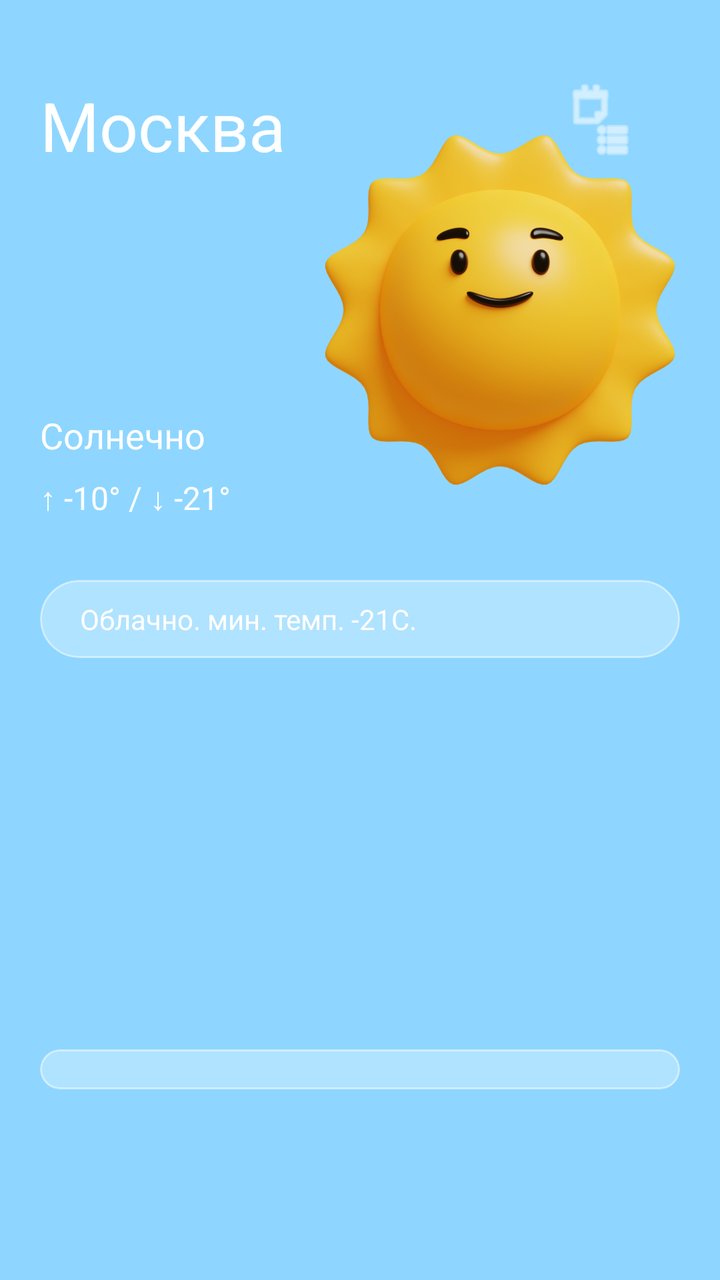
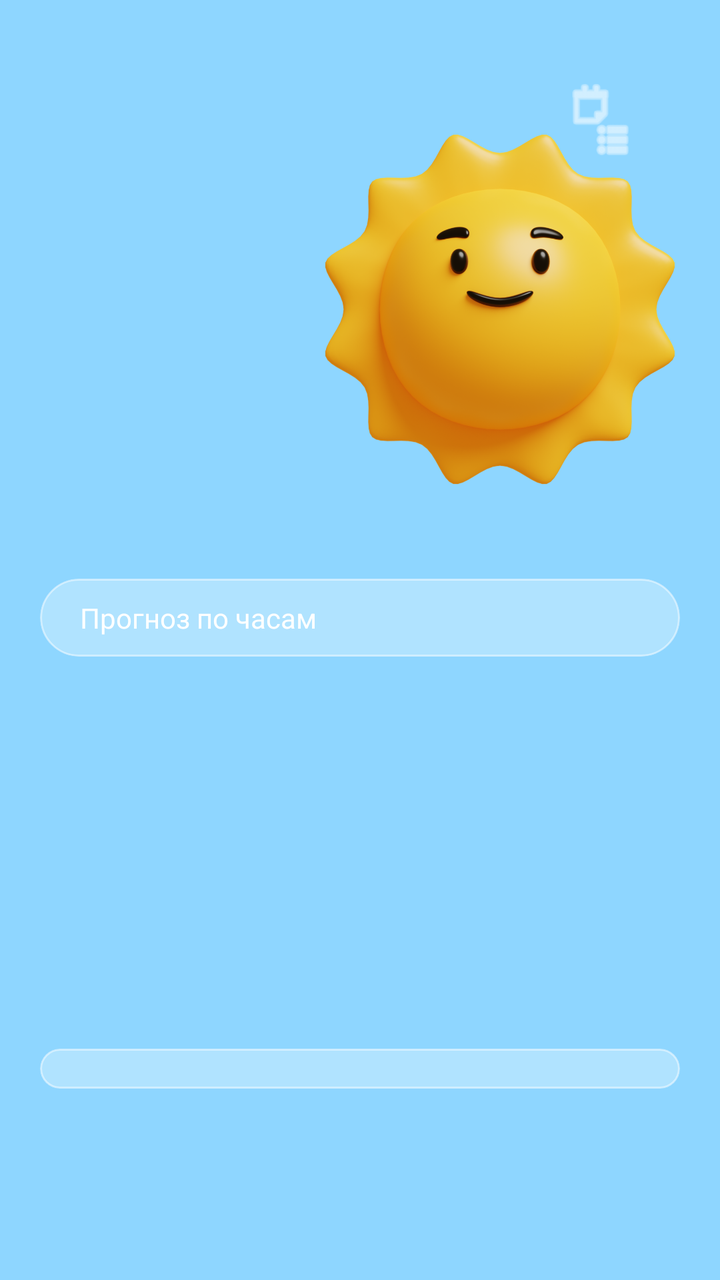

An Android layout rendered at two revisions. The XML below is the earlier revision; the diff shows what the commit changed to produce the second picture.
<!-- AndroidManifest.xml: application theme Theme.AppCompat.Light.NoActionBar -->
<!-- res/layout/activity_home.xml -->
<?xml version="1.0" encoding="utf-8"?>
<ScrollView xmlns:android="http://schemas.android.com/apk/res/android"
    xmlns:app="http://schemas.android.com/apk/res-auto"
    xmlns:tools="http://schemas.android.com/tools"
    android:id="@+id/mainScrollView"
    android:layout_width="match_parent"
    android:layout_height="match_parent"
    android:background="@color/day_bg"
    android:fillViewport="true"
    tools:context=".ui.HomeActivity">

    <androidx.constraintlayout.widget.ConstraintLayout
        android:layout_width="match_parent"
        android:layout_height="wrap_content"
        android:padding="20dp">
        <ImageView
            android:id="@+id/btnCityList"
            android:layout_width="40dp"
            android:layout_height="40dp"
            android:src="@android:drawable/ic_menu_agenda"
            android:layout_marginTop="20dp"
            android:layout_marginEnd="20dp"
            app:layout_constraintTop_toTopOf="parent"
            app:layout_constraintEnd_toEndOf="parent"
            app:tint="#FFFFFF" />
        <TextView
            android:id="@+id/tvCity"
            android:layout_width="wrap_content"
            android:layout_height="wrap_content"
            android:text="Москва"
            android:textColor="#FFFFFF"
            android:textSize="34sp"
            android:layout_marginTop="20dp"
            app:layout_constraintStart_toStartOf="parent"
            app:layout_constraintTop_toTopOf="parent" />

        <TextView
            android:id="@+id/tvMainTemp"
            android:layout_width="wrap_content"
            android:layout_height="wrap_content"
            android:text=" "
            android:textColor="#FFFFFF"
            android:textSize="90sp"
            android:textStyle="bold"
            app:layout_constraintStart_toStartOf="parent"
            app:layout_constraintTop_toBottomOf="@id/tvCity" />

        <TextView
            android:id="@+id/tvStatus"
            android:layout_width="wrap_content"
            android:layout_height="wrap_content"
            android:text="Солнечно"
            android:textColor="#FFFFFF"
            android:textSize="18sp"
            app:layout_constraintStart_toStartOf="parent"
            app:layout_constraintTop_toBottomOf="@id/tvMainTemp" />

        <TextView
            android:id="@+id/tvRange"
            android:layout_width="wrap_content"
            android:layout_height="wrap_content"
            android:layout_marginTop="8dp"
            android:text="↑ -10° / ↓ -21°"
            android:textColor="#FFFFFF"
            android:textSize="16sp"
            app:layout_constraintStart_toStartOf="parent"
            app:layout_constraintTop_toBottomOf="@id/tvStatus" />

        <ImageView
            android:id="@+id/imgWeatherMain"
            android:layout_width="180dp"
            android:layout_height="180dp"
            android:src="@drawable/ic_sun"
            app:layout_constraintEnd_toEndOf="parent"
            app:layout_constraintTop_toTopOf="parent"
            app:layout_constraintBottom_toTopOf="@id/cardHourly"/>

        <androidx.cardview.widget.CardView
            android:id="@+id/cardHourly"
            android:layout_width="match_parent"
            android:layout_height="wrap_content"
            android:layout_marginTop="30dp"
            app:cardBackgroundColor="@android:color/transparent"
            app:cardCornerRadius="25dp"
            app:cardElevation="0dp"
            app:layout_constraintTop_toBottomOf="@id/tvRange">

            <LinearLayout
                android:layout_width="match_parent"
                android:layout_height="wrap_content"
                android:background="@drawable/glass_background"
                android:orientation="vertical"
                android:padding="10dp">

                <TextView
                    android:layout_width="wrap_content"
                    android:layout_height="wrap_content"
                    android:text="Облачно. мин. темп. -21С."
                    android:textColor="#FFFFFF"
                    android:paddingStart="10dp"
                    android:textSize="14sp"/>

                <androidx.recyclerview.widget.RecyclerView
                    android:id="@+id/rvHourly"
                    android:layout_width="match_parent"
                    android:layout_height="wrap_content"
                    android:orientation="horizontal" />
            </LinearLayout>
        </androidx.cardview.widget.CardView>
        <androidx.viewpager2.widget.ViewPager2
            android:id="@+id/viewPagerInfo"
            android:layout_width="match_parent"
            android:layout_height="110dp"
            android:layout_marginTop="15dp"
            app:layout_constraintTop_toBottomOf="@id/cardHourly" />

        <androidx.cardview.widget.CardView
            android:id="@+id/cardDaily"
            android:layout_width="match_parent"
            android:layout_height="wrap_content"
            android:layout_marginTop="15dp"
            android:layout_marginBottom="20dp"
            app:cardBackgroundColor="@android:color/transparent"
            app:cardCornerRadius="25dp"
            app:cardElevation="0dp"
            app:layout_constraintTop_toBottomOf="@id/viewPagerInfo"
            app:layout_constraintBottom_toBottomOf="parent">

            <LinearLayout
                android:layout_width="match_parent"
                android:layout_height="wrap_content"
                android:background="@drawable/glass_background"
                android:padding="10dp">

                <androidx.recyclerview.widget.RecyclerView
                    android:id="@+id/rvDaily"
                    android:layout_width="match_parent"
                    android:layout_height="wrap_content"
                    android:nestedScrollingEnabled="false" />
            </LinearLayout>
        </androidx.cardview.widget.CardView>

    </androidx.constraintlayout.widget.ConstraintLayout>
</ScrollView>
<!-- resources referenced by this layout -->
<resources>
  <color name="day_bg">#8ED6FF</color>
  <!-- drawable glass_background (drawable) -->
  <?xml version="1.0" encoding="utf-8"?>
  <shape xmlns:android="http://schemas.android.com/apk/res/android">
      <solid android:color="#4DFFFFFF" />
      <stroke
          android:width="1dp"
          android:color="#80FFFFFF" />
  
      <corners android:radius="25dp" />
  </shape>
  <!-- drawable ic_sun: webp bitmap (drawable, 242126 bytes) -->
</resources>

<!-- the commit's change to res/layout/activity_home.xml (unified diff, before → after) -->
@@ -27,7 +27,7 @@
             android:id="@+id/tvCity"
             android:layout_width="wrap_content"
             android:layout_height="wrap_content"
-            android:text="Москва"
+            android:text=""
             android:textColor="#FFFFFF"
             android:textSize="34sp"
             android:layout_marginTop="20dp"
@@ -49,7 +49,7 @@
             android:id="@+id/tvStatus"
             android:layout_width="wrap_content"
             android:layout_height="wrap_content"
-            android:text="Солнечно"
+            android:text=""
             android:textColor="#FFFFFF"
             android:textSize="18sp"
             app:layout_constraintStart_toStartOf="parent"
@@ -60,7 +60,7 @@
             android:layout_width="wrap_content"
             android:layout_height="wrap_content"
             android:layout_marginTop="8dp"
-            android:text="↑ -10° / ↓ -21°"
+            android:text=""
             android:textColor="#FFFFFF"
             android:textSize="16sp"
             app:layout_constraintStart_toStartOf="parent"
@@ -95,7 +95,7 @@
                 <TextView
                     android:layout_width="wrap_content"
                     android:layout_height="wrap_content"
-                    android:text="Облачно. мин. темп. -21С."
+                    android:text="Прогноз по часам"
                     android:textColor="#FFFFFF"
                     android:paddingStart="10dp"
                     android:textSize="14sp"/>
